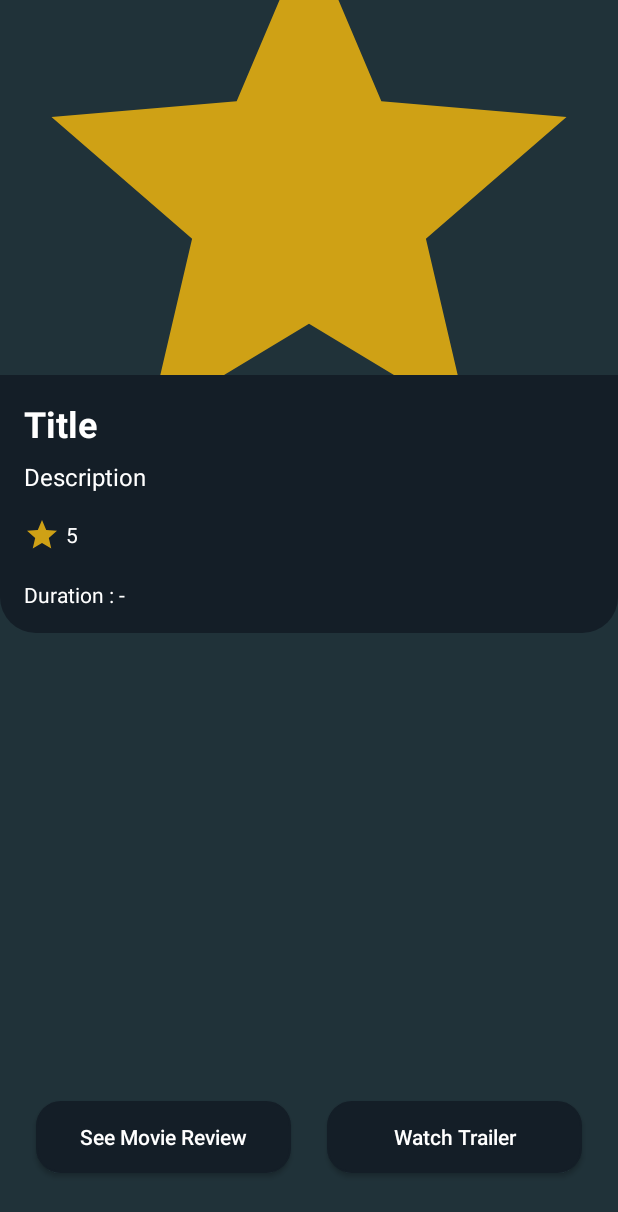
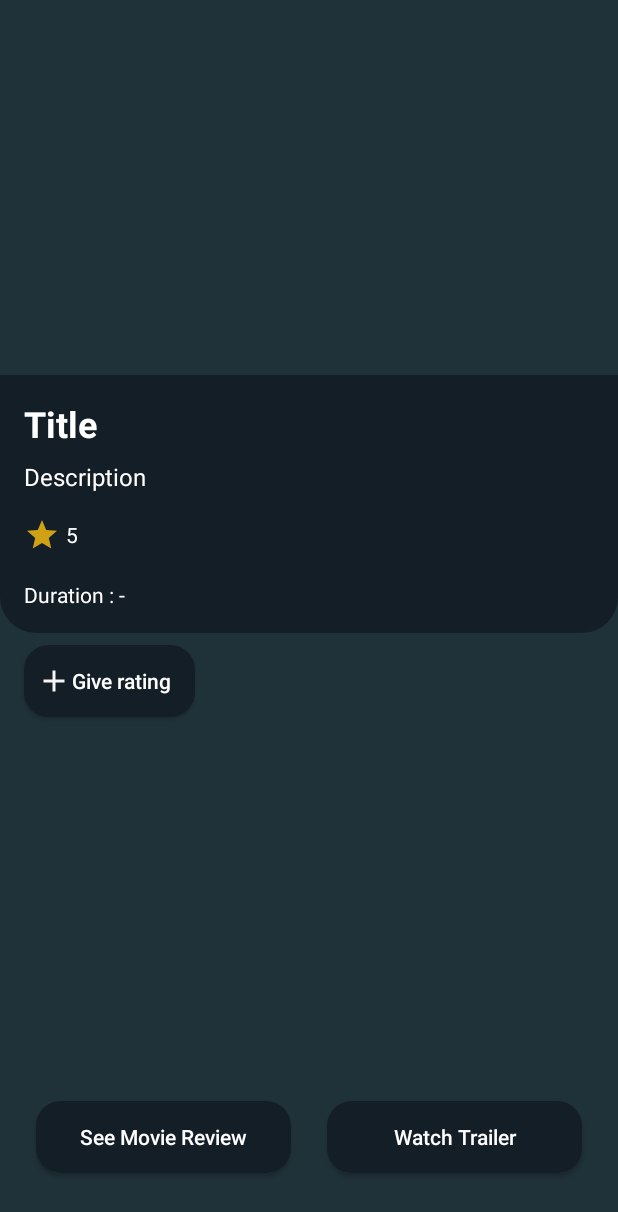
Before and after one commit to sandisundawa/quickmath, an Android app: the DetailMovieActivity screen opened directly, with no data from a screen before it, on a phone screen of 412 x 824 dp. Shown: the top 1212 px of the screen. Run offline under Robolectric (Android 15) with nearby library versions, the phone set to English and light mode, and no system bars; our stand-ins replace RxJava; libraries missing offline, so code that uses them is left out: cn.pedant; pictures from the network do not load; 1 statement that could not run was skipped.

Commit message:
add rating dialog

```diff
--- a/app/src/main/java/com/example/testapp/api/ApiInterface.kt
+++ b/app/src/main/java/com/example/testapp/api/ApiInterface.kt
@@ -2,9 +2,7 @@ package com.example.testapp.api
 
 import com.example.testapp.model.*
 import io.reactivex.Observable
-import retrofit2.http.GET
-import retrofit2.http.Path
-import retrofit2.http.Query
+import retrofit2.http.*
 
 interface ApiInterface {
 
@@ -47,4 +45,12 @@ interface ApiInterface {
         @Query("api_key") apiKey: String
     ): Observable<TrendingResult>
 
+
+    @Headers("Content-Type: application/json")
+    @POST("movie/{movie_id}/rating")
+    fun postRateMovie(
+        @Path("movie_id") movieId: Int?,
+        @Query("api_key") apiKey: String
+    ): Observable<RateMovie>
+
 }
--- a/app/src/main/java/com/example/testapp/architecture/DetailMovieViewModel.kt
+++ b/app/src/main/java/com/example/testapp/architecture/DetailMovieViewModel.kt
@@ -3,16 +3,24 @@ package com.example.testapp.architecture
 import androidx.lifecycle.MutableLiveData
 import androidx.lifecycle.ViewModel
 import com.example.testapp.model.DetailMovie
+import com.example.testapp.model.RateMovie
 import io.reactivex.disposables.CompositeDisposable
 
-class DetailMovieViewModel(private val detailMovieRepository: DetailMovieRepository
+class DetailMovieViewModel(
+    private val detailMovieRepository: DetailMovieRepository,
+    private val rateRepository: RateRepository
 ) : ViewModel() {
 
     private val compositeDisposable = CompositeDisposable()
     var dataMovie: MutableLiveData<DetailMovie>? = null
+    var rateMovie: MutableLiveData<RateMovie>? = null
 
-    fun getListMovieByGenre(apiKey: String, movieId: Int) {
+    fun getMovieDetail(apiKey: String, movieId: Int) {
         dataMovie = detailMovieRepository.fetchMovieId(compositeDisposable, movieId, apiKey)
+    }
+
+    fun postRating(apiKey: String, movieId: Int) {
+        rateMovie = rateRepository.postRateMovie(compositeDisposable, movieId, apiKey)
     }
 
     override fun onCleared() {
--- /dev/null
+++ b/app/src/main/res/drawable/ic_baseline_add_24.xml
@@ -0,0 +1,5 @@
+<vector android:height="24dp" android:tint="#F5F5F5"
+    android:viewportHeight="24" android:viewportWidth="24"
+    android:width="24dp" xmlns:android="http://schemas.android.com/apk/res/android">
+    <path android:fillColor="@android:color/white" android:pathData="M19,13h-6v6h-2v-6H5v-2h6V5h2v6h6v2z"/>
+</vector>
--- a/app/src/main/res/layout/activity_detail_movie.xml
+++ b/app/src/main/res/layout/activity_detail_movie.xml
@@ -13,10 +13,10 @@
         android:layout_height="250dp"
         android:scaleType="centerCrop"
         app:layout_constraintTop_toTopOf="parent"
-        app:layout_constraintStart_toStartOf="parent"
-        android:src="@drawable/ic_baseline_star_24"/>
+        app:layout_constraintStart_toStartOf="parent" />
 
         <androidx.constraintlayout.widget.ConstraintLayout
+            android:id="@+id/cl_content"
             android:layout_width="match_parent"
             android:layout_height="wrap_content"
             android:background="@drawable/custom_corner_radius"
@@ -86,6 +86,21 @@
         </androidx.constraintlayout.widget.ConstraintLayout>
 
     <Button
+        android:id="@+id/btn_rating"
+        android:layout_width="wrap_content"
+        android:layout_height="wrap_content"
+        android:layout_marginHorizontal="16dp"
+        android:layout_marginTop="8dp"
+        android:drawableStart="@drawable/ic_baseline_add_24"
+        android:paddingStart="8dp"
+        android:paddingEnd="16dp"
+        android:text="Give rating"
+        android:textAllCaps="false"
+        android:background="@drawable/button_custom_style"
+        app:layout_constraintTop_toBottomOf="@+id/cl_content"
+        app:layout_constraintStart_toStartOf="parent"/>
+
+    <Button
         android:id="@+id/btn_review"
         android:layout_width="170dp"
         android:layout_height="wrap_content"
--- a/app/src/main/res/values/colors.xml
+++ b/app/src/main/res/values/colors.xml
@@ -7,4 +7,6 @@
     <color name="teal_700">#FF018786</color>
     <color name="black">#FF000000</color>
     <color name="white">#FFFFFFFF</color>
+    <color name="base_color1">#141E27</color>
+    <color name="base_color2">#203239</color>
 </resources>
```
Also changed, not shown: app/src/main/java/com/example/testapp/DetailMovieActivity.kt (+48 -4 lines), app/src/main/java/com/example/testapp/architecture/RateDataSource.kt (added, +49 -0 lines), app/src/main/java/com/example/testapp/architecture/RateRepository.kt (added, +29 -0 lines), app/src/main/java/com/example/testapp/model/RateMovie.kt (added, +13 -0 lines), app/src/main/res/drawable/border_shadow.xml (added, +16 -0 lines), app/src/main/res/drawable/custom_seekbar.xml (added, +13 -0 lines), app/src/main/res/drawable/custom_thumb.xml (added, +11 -0 lines), app/src/main/res/drawable/seekbar_progress.xml (added, +16 -0 lines), app/src/main/res/layout/rating_dialog.xml (added, +56 -0 lines).
